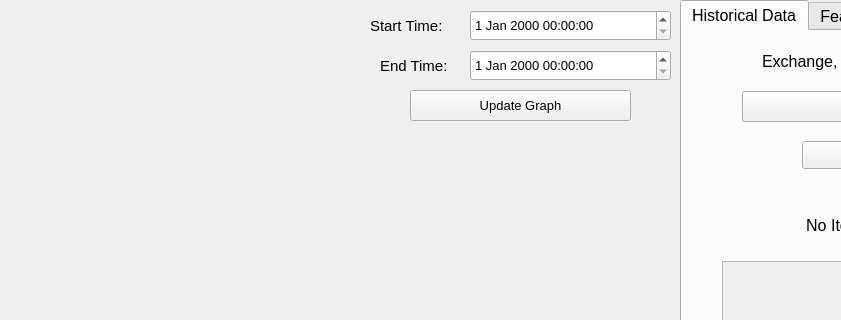
Qt form project/grapher.ui (cluster-ai/Automarket) before a commit; both pictures show x 0 to 841 and y 0 to 320 of the 1072 by 712 pixel window.
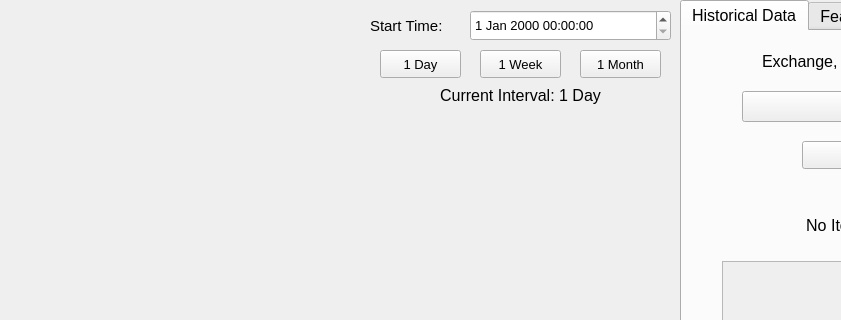
The same form after that commit.

Commit message: UI: deleted end_time in interval widget and instead have 1day 1week 1month button with a place to input start_time (still have to get it to work). put a temporary script into UI.update_graph() so that smooth data is displayed. Fixed features.smooth() so that averages are now computed based on proximity to original point (values influence average more the closer they are to index). No Added Unit Testing

The edit to the form file:
```diff
--- a/project/grapher.ui
+++ b/project/grapher.ui
@@ -151,7 +151,7 @@
       <x>0</x>
       <y>0</y>
       <width>681</width>
-      <height>131</height>
+      <height>121</height>
      </rect>
     </property>
     <widget class="QWidget" name="interval_widget" native="true">
@@ -160,7 +160,7 @@
        <x>360</x>
        <y>0</y>
        <width>321</width>
-       <height>131</height>
+       <height>121</height>
       </rect>
      </property>
      <property name="font">
@@ -186,24 +186,6 @@
        <string>Start Time:</string>
       </property>
      </widget>
-     <widget class="QLabel" name="interval_label2">
-      <property name="geometry">
-       <rect>
-        <x>20</x>
-        <y>40</y>
-        <width>91</width>
-        <height>51</height>
-       </rect>
-      </property>
-      <property name="font">
-       <font>
-        <pointsize>11</pointsize>
-       </font>
-      </property>
-      <property name="text">
-       <string>End Time:</string>
-      </property>
-     </widget>
      <widget class="QDateTimeEdit" name="start_time">
       <property name="geometry">
        <rect>
@@ -219,32 +201,64 @@
        </font>
       </property>
      </widget>
-     <widget class="QDateTimeEdit" name="end_time">
+     <widget class="QPushButton" name="day_btn">
       <property name="geometry">
        <rect>
-        <x>110</x>
+        <x>20</x>
         <y>50</y>
-        <width>201</width>
-        <height>31</height>
+        <width>81</width>
+        <height>28</height>
        </rect>
       </property>
-      <property name="font">
-       <font>
-        <pointsize>10</pointsize>
-       </font>
+      <property name="text">
+       <string>1 Day</string>
       </property>
      </widget>
-     <widget class="QPushButton" name="interval_btn">
+     <widget class="QPushButton" name="week_btn">
+      <property name="geometry">
+       <rect>
+        <x>120</x>
+        <y>50</y>
+        <width>81</width>
+        <height>28</height>
+       </rect>
+      </property>
+      <property name="text">
+       <string>1 Week</string>
+      </property>
+     </widget>
+     <widget class="QPushButton" name="month_btn">
+      <property name="geometry">
+       <rect>
+        <x>220</x>
+        <y>50</y>
+        <width>81</width>
+        <height>28</height>
+       </rect>
+      </property>
+      <property name="text">
+       <string>1 Month</string>
+      </property>
+     </widget>
+     <widget class="QLabel" name="interval_label">
       <property name="geometry">
        <rect>
         <x>50</x>
-        <y>90</y>
+        <y>80</y>
         <width>221</width>
         <height>31</height>
        </rect>
       </property>
+      <property name="font">
+       <font>
+        <pointsize>12</pointsize>
+       </font>
+      </property>
       <property name="text">
-       <string>Update Graph</string>
+       <string>Current Interval: 1 Day</string>
+      </property>
+      <property name="alignment">
+       <set>Qt::AlignCenter</set>
       </property>
      </widget>
     </widget>
@@ -253,9 +267,9 @@
     <property name="geometry">
      <rect>
       <x>-1</x>
-      <y>129</y>
+      <y>119</y>
       <width>681</width>
-      <height>521</height>
+      <height>531</height>
      </rect>
     </property>
     <layout class="QVBoxLayout" name="graph_layout"/>
```
Left out of the diff: 2 changed lines with no effect on the pictures. The commit also changes 7 other files.
